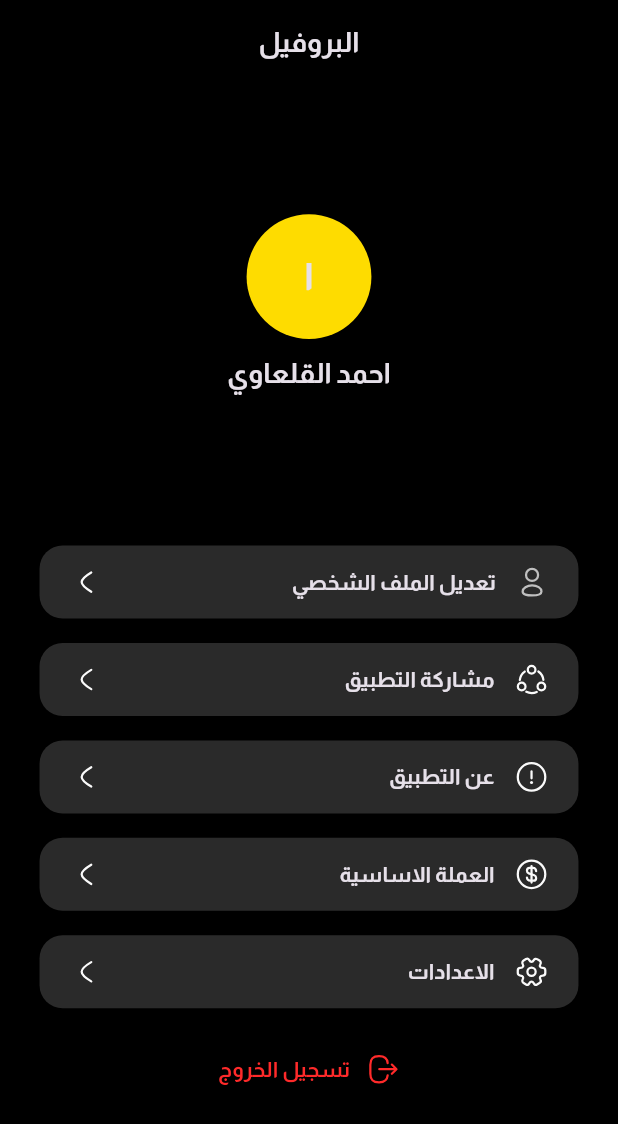
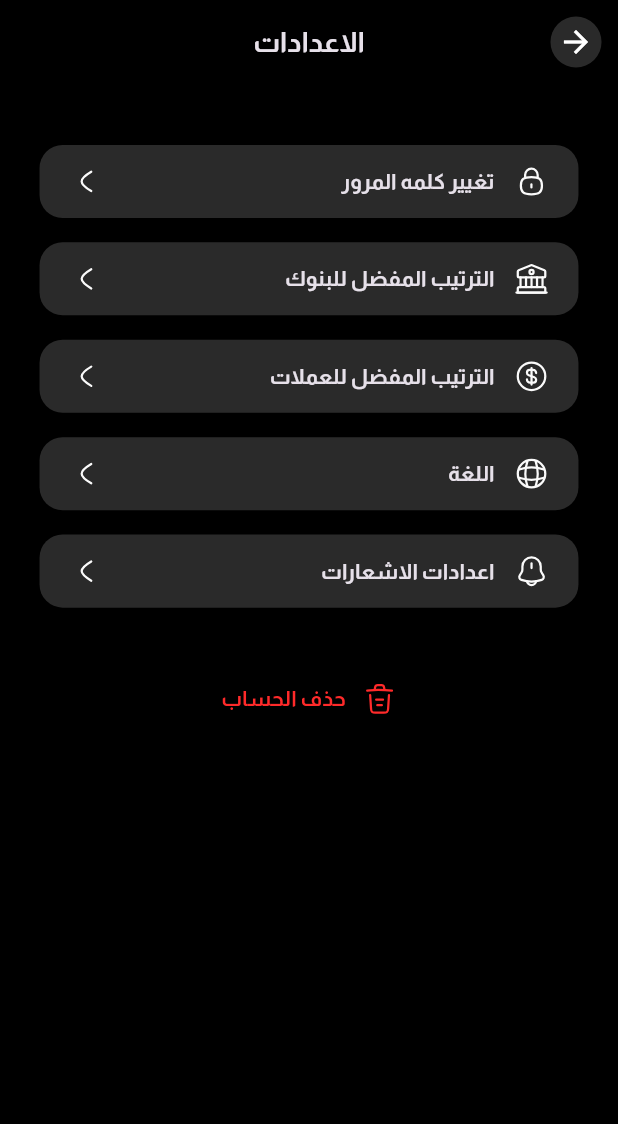
Before and after one commit to a7medAlqal3awyi/black-store-app, a Flutter app: the ProfileScreen screen opened directly, after a tap on "الاعدادات", on a phone screen of 412 x 824 dp. Shown: the top 1124 px of the screen. Run offline on Flutter 3.47's test engine with Material 3 defaults, Android fonts, the phone set to English and light mode, and no system bars; our stand-ins replace flutter_screenutil, flutter_svg.

Commit message:
finish setting screen

```diff
--- a/lib/core/utils/app_constants.dart
+++ b/lib/core/utils/app_constants.dart
@@ -75,9 +75,18 @@ class AppConstants {
   static String aboutApp = "عن التطبيق";
   static String mainCurrency = "العملة الاساسية";
   static String setting = "الاعدادات";
+  static String notifcationSetting = "اعدادات الاشعارات";
   static String edit = "تعديل";
   static String logOut = "تسجيل الخروج";
+  static String langauge = "اللغة";
   static String changephoto = "تغيير الصورة";
+  static String deleteAccount = "حذف الحساب";
+  static String changepassword = "تغيير كلمه المرور";
+  static String preferredArrangementOfBanks = "الترتيب المفضل للبنوك";
+  static String rankingListOfBanks = "قائمة ترتيب للبنوك";
+  static String preferredArrangementOfCurrency = "الترتيب المفضل للعملات";
+  static String choosePreferredArrangementOfCurrency = "إختر الترتيب المفضل للعملات";
+  static String pressLongToChangeBankArrangement = "إضغط مطولاً علي أي بنك لتغيير ترتيبه.  يمكنك تعديل هذة القائمة لاحقاً.";
   static String resend = "إعادة الإرسال (42 ثانية)";
   static String otpMessage =
       " سنرسل رمز OTP إلى بريدك الإلكتروني للأمان عند نسيان كلمة المرور الخاصة بك ";
@@ -104,7 +113,7 @@ class AppConstants {
   );
 
   // App Bar style
-  static TextStyle BigTextStyle = TextStyle(
+  static TextStyle bigTextStyle = TextStyle(
     fontSize: 18.sp,
     fontFamily: fontFamily,
     fontWeight: FontWeight.w700,
--- a/lib/presentation/screens/favorite/favorite_screen.dart
+++ b/lib/presentation/screens/favorite/favorite_screen.dart
@@ -19,7 +19,7 @@ class FavoriteScreen extends StatelessWidget {
         centerTitle: true,
         title: Text(
           AppConstants.favourite,
-          style: AppConstants.BigTextStyle,
+          style: AppConstants.bigTextStyle,
         ),
       ),
       body: Padding(
--- a/lib/presentation/screens/gold_screen.dart
+++ b/lib/presentation/screens/gold_screen.dart
@@ -17,7 +17,7 @@ class GoldScreen extends StatelessWidget {
         centerTitle: true,
         title: Text(
           AppConstants.gold,
-          style: AppConstants.BigTextStyle,
+          style: AppConstants.bigTextStyle,
         ),
         actions: [
           GestureDetector(
--- a/lib/presentation/screens/new_password_screen.dart
+++ b/lib/presentation/screens/new_password_screen.dart
@@ -33,7 +33,7 @@ class NewPasswordScreen extends StatelessWidget {
         title: Text(
           AppConstants.createNewPassword,
           textAlign: TextAlign.center,
-          style: AppConstants.BigTextStyle,
+          style: AppConstants.bigTextStyle,
         ),
       ),
       body: Padding(
--- a/lib/presentation/screens/optm_screen.dart
+++ b/lib/presentation/screens/optm_screen.dart
@@ -27,7 +27,7 @@ class OTPScreen extends StatelessWidget {
         title: Text(
           AppConstants.createNewAccount,
           textAlign: TextAlign.center,
-          style: AppConstants.BigTextStyle,
+          style: AppConstants.bigTextStyle,
         ),
       ),
       body: SingleChildScrollView(
@@ -41,7 +41,7 @@ class OTPScreen extends StatelessWidget {
                 ),
                 Text(
                   AppConstants.enterSentCode,
-                  style: AppConstants.BigTextStyle,
+                  style: AppConstants.bigTextStyle,
                 ),
                 Text(
                   AppConstants.weSentCodeVerificationTo,
--- a/lib/presentation/screens/profile/edit_profile_screen.dart
+++ b/lib/presentation/screens/profile/edit_profile_screen.dart
@@ -26,7 +26,7 @@ class EditProfileScreen extends StatelessWidget {
         ),
         title: Text(
           AppConstants.editProfile,
-          style: AppConstants.BigTextStyle,
+          style: AppConstants.bigTextStyle,
         ),
         actions: [
           Padding(
--- a/lib/presentation/screens/profile/profile_screen.dart
+++ b/lib/presentation/screens/profile/profile_screen.dart
@@ -3,10 +3,12 @@ import 'package:flutter_screenutil/flutter_screenutil.dart';
 import 'package:flutter_svg/svg.dart';
 import 'package:the_black_store/core/utils/routes.dart';
 import 'package:the_black_store/presentation/screens/profile/edit_profile_screen.dart';
+import 'package:the_black_store/presentation/screens/setting/setting_screen.dart';
 
 import '../../../core/styles/app_styles.dart';
 import '../../../core/utils/app_constants.dart';
 import '../../widgets/custom_profile_widget.dart';
+import '../../widgets/custom_txt_button.dart';
 import '../main_currecy_screen.dart';
 
 class ProfileScreen extends StatelessWidget {
@@ -21,7 +23,7 @@ class ProfileScreen extends StatelessWidget {
         centerTitle: true,
         title: Text(
           AppConstants.profile,
-          style: AppConstants.BigTextStyle,
+          style: AppConstants.bigTextStyle,
         ),
       ),
       body: Center(
@@ -47,7 +49,7 @@ class ProfileScreen extends StatelessWidget {
               ),
               Text(
                 AppConstants.myName,
-                style: AppConstants.BigTextStyle,
+                style: AppConstants.bigTextStyle,
               ),
               SizedBox(
                 height: 100.h,
@@ -77,11 +79,16 @@ class ProfileScreen extends StatelessWidget {
                 iconPath: "assets/icons/dollarWhite.svg",
               ),
               WidgetOfIconTextIcon(
-                onTap: () {},
+                onTap: () {
+                  context.push(const SettingScreen());
+
+                },
                 txt: AppConstants.setting,
                 iconPath: "assets/icons/setting.svg",
               ),
-              GestureDetector(
+              CustomTextAndIconButton(
+                iconPath:"assets/icons/logout.svg" ,
+                txt: AppConstants.logOut,
                 onTap: () {
                   showModalBottomSheet(
                       clipBehavior: Clip.antiAlias,
@@ -96,26 +103,8 @@ class ProfileScreen extends StatelessWidget {
                         ),
                       ));
                 },
-                child: SizedBox(
-                  height: 48.h,
-                  child: Row(
-                    mainAxisAlignment: MainAxisAlignment.center,
-                    children: [
-                      SvgPicture.asset("assets/icons/logout.svg"),
-                      SizedBox(
-                        width: 10.w,
-                      ),
-                      Text(
-                        AppConstants.logOut,
-                        style: TextStyle(
-                            fontFamily: fontFamily,
-                            fontWeight: FontWeight.w700,
-                            color: AppStyles.redColor,
-                            fontSize: 14.sp),
-                      ),
-                    ],
-                  ),
-                ),
+
+
               ),
             ],
           ),
@@ -174,7 +163,7 @@ class BottomSheet extends StatelessWidget {
           ),
           Text(
             AppConstants.doYouSureToLogOut,
-            style: AppConstants.BigTextStyle,
+            style: AppConstants.bigTextStyle,
           ),
           SvgPicture.asset("assets/icons/BigInfo.svg"),
           Container(
@@ -201,7 +190,7 @@ class BottomSheet extends StatelessWidget {
             child: Center(
               child: Text(
                 AppConstants.logOut,
-                style: AppConstants.BigTextStyle,
+                style: AppConstants.bigTextStyle,
               ),
             ),
           )
--- a/lib/presentation/screens/recover_password_screen.dart
+++ b/lib/presentation/screens/recover_password_screen.dart
@@ -29,7 +29,7 @@ class RecoverPasswordScreen extends StatelessWidget {
         title: Text(
           AppConstants.createNewAccount,
           textAlign: TextAlign.center,
-          style: AppConstants.BigTextStyle,
+          style: AppConstants.bigTextStyle,
         ),
       ),
       body: SingleChildScrollView(
--- a/lib/presentation/screens/register_screen.dart
+++ b/lib/presentation/screens/register_screen.dart
@@ -41,7 +41,7 @@ class _RegisterScreenState extends State<RegisterScreen> {
         title: Text(
           AppConstants.createNewAccount,
           textAlign: TextAlign.center,
-          style: AppConstants.BigTextStyle,
+          style: AppConstants.bigTextStyle,
         ),
       ),
       body: SingleChildScrollView(
--- /dev/null
+++ b/lib/presentation/screens/setting/setting_screen.dart
@@ -0,0 +1,69 @@
+import 'package:flutter/material.dart';
+import 'package:flutter_screenutil/flutter_screenutil.dart';
+import 'package:the_black_store/core/utils/routes.dart';
+import 'package:the_black_store/presentation/widgets/custom_profile_widget.dart';
+
+import '../../../core/utils/app_constants.dart';
+import '../../widgets/custom_txt_button.dart';
+import '../../widgets/leading_app_bar.dart';
+
+class SettingScreen extends StatelessWidget {
+  const SettingScreen({super.key});
+
+  @override
+  Widget build(BuildContext context) {
+    return Scaffold(
+      backgroundColor: Colors.black,
+      appBar: AppBar(
+        backgroundColor: Colors.black,
+        leading: LeadingAppBar(
+          onTap: () {
+            context.pop(context);
+          },
+        ),
+        title: Text(
+          AppConstants.setting,
+          style: AppConstants.bigTextStyle,
+        ),
+        centerTitle: true,
+      ),
+      body: Center(
+        child: Column(
+          children: [
+            SizedBox(
+              height: 40.h,
+            ),
+            WidgetOfIconTextIcon(
+                iconPath: "assets/icons/WhiteLock.svg",
+                txt: AppConstants.changepassword,
+                onTap: () {}),
+            WidgetOfIconTextIcon(
+                iconPath: "assets/icons/bankIcon.svg",
+                txt: AppConstants.preferredArrangementOfBanks,
+                onTap: () {}),
+            WidgetOfIconTextIcon(
+                iconPath: "assets/icons/dollarWhite.svg",
+                txt: AppConstants.preferredArrangementOfCurrency,
+                onTap: () {}),
+            WidgetOfIconTextIcon(
+                iconPath: "assets/icons/global.svg",
+                txt: AppConstants.langauge,
+                onTap: () {}),
+            WidgetOfIconTextIcon(
+                iconPath: "assets/icons/notificationbing.svg",
+                txt: AppConstants.notifcationSetting,
+                onTap: () {}),
+            SizedBox(height: 20.h,),
+            CustomTextAndIconButton(
+              iconPath: "assets/icons/trash.svg",
+              txt: AppConstants.deleteAccount,
+              onTap: () {
+
+              },
+            ),
+          ],
+        ),
+      ),
+    );
+  }
+}
--- /dev/null
+++ b/lib/presentation/widgets/custom_txt_button.dart
@@ -0,0 +1,44 @@
+import 'package:flutter/material.dart';
+import 'package:flutter_screenutil/flutter_screenutil.dart';
+import 'package:flutter_svg/svg.dart';
+
+import '../../core/styles/app_styles.dart';
+import '../../core/utils/app_constants.dart';
+
+class CustomTextAndIconButton extends StatelessWidget {
+  const CustomTextAndIconButton(
+      {super.key, required this.txt, required this.iconPath, this.onTap});
+
+  final String txt;
+  final String iconPath;
+  final void Function()? onTap;
+
+  @override
+  Widget build(BuildContext context) {
+    return GestureDetector(
+      onTap: onTap,
+      child: Container(
+        width: 327.w,
+        height: 48.h,
+        color: Colors.transparent,
+        child: Row(
+          mainAxisAlignment: MainAxisAlignment.center,
+          children: [
+            SvgPicture.asset(iconPath),
+            SizedBox(
+              width: 10.w,
+            ),
+            Text(
+              txt,
+              style: TextStyle(
+                  fontFamily: fontFamily,
+                  fontWeight: FontWeight.w700,
+                  color: AppStyles.redColor,
+                  fontSize: 14.sp),
+            ),
+          ],
+        ),
+      ),
+    );
+  }
+}
--- a/lib/presentation/widgets/the_gold_screen.dart
+++ b/lib/presentation/widgets/the_gold_screen.dart
@@ -35,7 +35,7 @@ class _TheGoldScreenState extends State<TheGoldScreen>
         centerTitle: true,
         title: Text(
           AppConstants.gold,
-          style: AppConstants.BigTextStyle,
+          style: AppConstants.bigTextStyle,
         ),
         actions: [
           GestureDetector(
```
Also changed, not shown: lib/presentation/screens/main_currecy_screen.dart (+8 -5 lines), assets/icons/WhiteLock.svg (added), assets/icons/bankIcon.svg (added), assets/icons/global.svg (added), assets/icons/notificationbing.svg (added), assets/icons/trash.svg (added).
